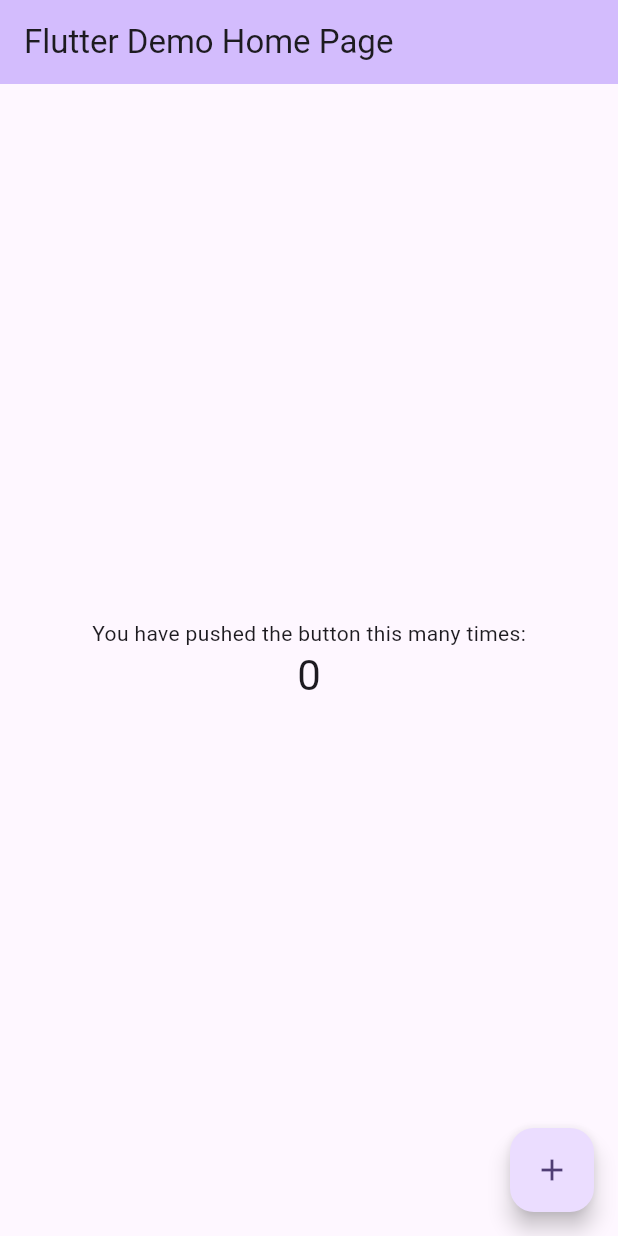
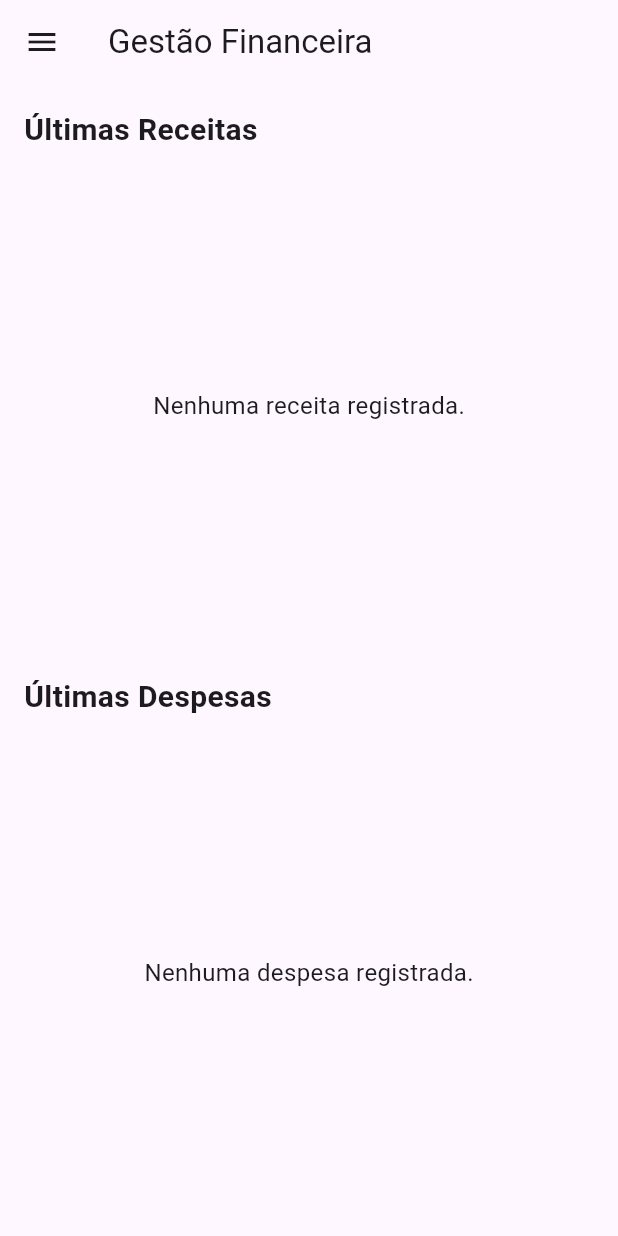
Before and after one commit to VictorMuza/finance-organizer, a Flutter app: the screen it shows after launch, on a phone screen of 412 x 824 dp. Run offline on Flutter 3.47's test engine with Material 3 defaults, Android fonts, the phone set to English and light mode, and no system bars.

Commit message:
Construindo minha pagina
No momento eu estou desenvolvendo meu template para depois eu fazer os ajustes que achar necessário.

```diff
--- a/finance_organizer/lib/main.dart
+++ b/finance_organizer/lib/main.dart
@@ -1,125 +1,341 @@
 import 'package:flutter/material.dart';
 
 void main() {
-  runApp(const MyApp());
+  runApp(MyApp());
 }
 
 class MyApp extends StatelessWidget {
   const MyApp({super.key});
 
-  // This widget is the root of your application.
   @override
   Widget build(BuildContext context) {
     return MaterialApp(
-      title: 'Flutter Demo',
-      theme: ThemeData(
-        // This is the theme of your application.
-        //
-        // TRY THIS: Try running your application with "flutter run". You'll see
-        // the application has a purple toolbar. Then, without quitting the app,
-        // try changing the seedColor in the colorScheme below to Colors.green
-        // and then invoke "hot reload" (save your changes or press the "hot
-        // reload" button in a Flutter-supported IDE, or press "r" if you used
-        // the command line to start the app).
-        //
-        // Notice that the counter didn't reset back to zero; the application
-        // state is not lost during the reload. To reset the state, use hot
-        // restart instead.
-        //
-        // This works for code too, not just values: Most code changes can be
-        // tested with just a hot reload.
-        colorScheme: ColorScheme.fromSeed(seedColor: Colors.deepPurple),
-        useMaterial3: true,
-      ),
-      home: const MyHomePage(title: 'Flutter Demo Home Page'),
+      title: 'Gestão Financeira',
+      theme: ThemeData(primarySwatch: Colors.blue),
+      home: HomePage(),
     );
   }
 }
 
-class MyHomePage extends StatefulWidget {
-  const MyHomePage({super.key, required this.title});
-
-  // This widget is the home page of your application. It is stateful, meaning
-  // that it has a State object (defined below) that contains fields that affect
-  // how it looks.
-
-  // This class is the configuration for the state. It holds the values (in this
-  // case the title) provided by the parent (in this case the App widget) and
-  // used by the build method of the State. Fields in a Widget subclass are
-  // always marked "final".
-
-  final String title;
+class HomePage extends StatefulWidget {
+  const HomePage({super.key});
 
   @override
-  State<MyHomePage> createState() => _MyHomePageState();
+  // ignore: library_private_types_in_public_api
+  _HomePageState createState() => _HomePageState();
 }
 
-class _MyHomePageState extends State<MyHomePage> {
-  int _counter = 0;
+class _HomePageState extends State<HomePage> {
+  final List<Map<String, dynamic>> _expenses = [];
+  final List<Map<String, dynamic>> _incomes = [];
 
-  void _incrementCounter() {
+  void _addExpense(Map<String, dynamic> expense) {
     setState(() {
-      // This call to setState tells the Flutter framework that something has
-      // changed in this State, which causes it to rerun the build method below
-      // so that the display can reflect the updated values. If we changed
-      // _counter without calling setState(), then the build method would not be
-      // called again, and so nothing would appear to happen.
-      _counter++;
+      _expenses.add(expense);
+    });
+  }
+
+  void _addIncome(Map<String, dynamic> income) {
+    setState(() {
+      _incomes.add(income);
     });
   }
 
   @override
   Widget build(BuildContext context) {
-    // This method is rerun every time setState is called, for instance as done
-    // by the _incrementCounter method above.
-    //
-    // The Flutter framework has been optimized to make rerunning build methods
-    // fast, so that you can just rebuild anything that needs updating rather
-    // than having to individually change instances of widgets.
     return Scaffold(
       appBar: AppBar(
-        // TRY THIS: Try changing the color here to a specific color (to
-        // Colors.amber, perhaps?) and trigger a hot reload to see the AppBar
-        // change color while the other colors stay the same.
-        backgroundColor: Theme.of(context).colorScheme.inversePrimary,
-        // Here we take the value from the MyHomePage object that was created by
-        // the App.build method, and use it to set our appbar title.
-        title: Text(widget.title),
+        title: Text('Gestão Financeira'),
       ),
-      body: Center(
-        // Center is a layout widget. It takes a single child and positions it
-        // in the middle of the parent.
-        child: Column(
-          // Column is also a layout widget. It takes a list of children and
-          // arranges them vertically. By default, it sizes itself to fit its
-          // children horizontally, and tries to be as tall as its parent.
-          //
-          // Column has various properties to control how it sizes itself and
-          // how it positions its children. Here we use mainAxisAlignment to
-          // center the children vertically; the main axis here is the vertical
-          // axis because Columns are vertical (the cross axis would be
-          // horizontal).
-          //
-          // TRY THIS: Invoke "debug painting" (choose the "Toggle Debug Paint"
-          // action in the IDE, or press "p" in the console), to see the
-          // wireframe for each widget.
-          mainAxisAlignment: MainAxisAlignment.center,
-          children: <Widget>[
-            const Text(
-              'You have pushed the button this many times:',
+      drawer: Drawer(
+        child: ListView(
+          padding: EdgeInsets.zero,
+          children: [
+            DrawerHeader(
+              decoration: BoxDecoration(
+                color: Colors.blue,
+              ),
+              child: Text(
+                'Menu',
+                style: TextStyle(
+                  color: Colors.white,
+                  fontSize: 24,
+                ),
+              ),
             ),
-            Text(
-              '$_counter',
-              style: Theme.of(context).textTheme.headlineMedium,
+            ListTile(
+              leading: Icon(Icons.home),
+              title: Text('Home'),
+              onTap: () {
+                Navigator.pop(context);
+              },
+            ),
+            ListTile(
+              leading: Icon(Icons.add_circle),
+              title: Text('Inserir Despesa'),
+              onTap: () {
+                Navigator.push(
+                  context,
+                  MaterialPageRoute(
+                    builder: (context) => AddTransactionPage(
+                      onAddTransaction: _addExpense,
+                      title: 'Despesa',
+                      categories: [
+                        'Alimentação',
+                        'Transporte',
+                        'Lazer',
+                        'Educação',
+                        'Saúde',
+                      ],
+                    ),
+                  ),
+                );
+              },
+            ),
+            ListTile(
+              leading: Icon(Icons.attach_money),
+              title: Text('Inserir Receita'),
+              onTap: () {
+                Navigator.push(
+                  context,
+                  MaterialPageRoute(
+                    builder: (context) => AddTransactionPage(
+                      onAddTransaction: _addIncome,
+                      title: 'Receita',
+                      categories: [
+                        'Salário',
+                        'Investimentos',
+                        'Freelance',
+                        'Prêmios',
+                        'Outros',
+                      ],
+                    ),
+                  ),
+                );
+              },
+            ),
+            ListTile(
+              leading: Icon(Icons.settings),
+              title: Text('Configurações'),
+              onTap: () {
+                Navigator.pop(context);
+              },
+            ),
+            ListTile(
+              leading: Icon(Icons.contact_page),
+              title: Text('Contato'),
+              onTap: () {
+                Navigator.pop(context);
+              },
+            ),
+            ListTile(
+              leading: Icon(Icons.logout),
+              title: Text('Sair'),
+              onTap: () {
+                Navigator.pop(context);
+              },
             ),
           ],
         ),
       ),
-      floatingActionButton: FloatingActionButton(
-        onPressed: _incrementCounter,
-        tooltip: 'Increment',
-        child: const Icon(Icons.add),
-      ), // This trailing comma makes auto-formatting nicer for build methods.
+      body: FinancialDashboard(expenses: _expenses, incomes: _incomes),
     );
   }
 }
+
+class FinancialDashboard extends StatelessWidget {
+  final List<Map<String, dynamic>> expenses;
+  final List<Map<String, dynamic>> incomes;
+
+  const FinancialDashboard(
+      {super.key, required this.expenses, required this.incomes});
+
+  @override
+  Widget build(BuildContext context) {
+    return Padding(
+      padding: const EdgeInsets.all(16.0),
+      child: Column(
+        crossAxisAlignment: CrossAxisAlignment.start,
+        children: [
+          Text(
+            'Últimas Receitas',
+            style: TextStyle(fontSize: 20, fontWeight: FontWeight.bold),
+          ),
+          SizedBox(height: 10),
+          Expanded(
+            child: incomes.isEmpty
+                ? Center(
+                    child: Text(
+                      'Nenhuma receita registrada.',
+                      style: TextStyle(fontSize: 16),
+                    ),
+                  )
+                : ListView.builder(
+                    itemCount: incomes.length,
+                    itemBuilder: (context, index) {
+                      final income = incomes[index];
+                      return Card(
+                        elevation: 2,
+                        margin: EdgeInsets.symmetric(vertical: 8),
+                        child: ListTile(
+                          leading:
+                              Icon(Icons.attach_money, color: Colors.green),
+                          title: Text(income['description']),
+                          subtitle: Text('Categoria: ${income['category']}'),
+                          trailing: Text(
+                            'R\$ ${income['value'].toStringAsFixed(2)}',
+                            style: TextStyle(fontWeight: FontWeight.bold),
+                          ),
+                        ),
+                      );
+                    },
+                  ),
+          ),
+          SizedBox(height: 20),
+          Text(
+            'Últimas Despesas',
+            style: TextStyle(fontSize: 20, fontWeight: FontWeight.bold),
+          ),
+          SizedBox(height: 10),
+          Expanded(
+            child: expenses.isEmpty
+                ? Center(
+                    child: Text(
+                      'Nenhuma despesa registrada.',
+                      style: TextStyle(fontSize: 16),
+                    ),
+                  )
+                : ListView.builder(
+                    itemCount: expenses.length,
+                    itemBuilder: (context, index) {
+                      final expense = expenses[index];
+                      return Card(
+                        elevation: 2,
+                        margin: EdgeInsets.symmetric(vertical: 8),
+                        child: ListTile(
+                          leading: Icon(Icons.attach_money, color: Colors.red),
+                          title: Text(expense['description']),
+                          subtitle: Text('Categoria: ${expense['category']}'),
+                          trailing: Text(
+                            'R\$ ${expense['value'].toStringAsFixed(2)}',
+                            style: TextStyle(fontWeight: FontWeight.bold),
+                          ),
+                        ),
+                      );
+                    },
+                  ),
+          ),
+        ],
+      ),
+    );
+  }
+}
+
+class AddTransactionPage extends StatefulWidget {
+  final Function(Map<String, dynamic>) onAddTransaction;
+  final String title;
+  final List<String> categories;
+
+  const AddTransactionPage({
+    super.key,
+    required this.onAddTransaction,
+    required this.title,
+    required this.categories,
+  });
+
+  @override
+  // ignore: library_private_types_in_public_api
+  _AddTransactionPageState createState() => _AddTransactionPageState();
+}
+
+class _AddTransactionPageState extends State<AddTransactionPage> {
+  final _formKey = GlobalKey<FormState>();
+  String _description = '';
+  double _value = 0.0;
+  String _category = '';
+
+  @override
+  void initState() {
+    super.initState();
+    _category =
+        widget.categories.first; // Definindo a primeira categoria como padrão
+  }
+
+  @override
+  Widget build(BuildContext context) {
+    return Scaffold(
+      appBar: AppBar(
+        title: Text('Inserir ${widget.title}'),
+      ),
+      body: Padding(
+        padding: const EdgeInsets.all(16.0),
+        child: Form(
+          key: _formKey,
+          child: Column(
+            crossAxisAlignment: CrossAxisAlignment.start,
+            children: [
+              TextFormField(
+                decoration: InputDecoration(labelText: 'Descrição'),
+                validator: (value) {
+                  if (value == null || value.isEmpty) {
+                    return 'Por favor, insira uma descrição.';
+                  }
+                  return null;
+                },
+                onSaved: (value) {
+                  _description = value!;
+                },
+              ),
+              TextFormField(
+                decoration: InputDecoration(labelText: 'Valor (R\$)'),
+                keyboardType: TextInputType.number,
+                validator: (value) {
+                  if (value == null || value.isEmpty) {
+                    return 'Por favor, insira um valor.';
+                  }
+                  if (double.tryParse(value) == null) {
+                    return 'Por favor, insira um número válido.';
+                  }
+                  return null;
+                },
+                onSaved: (value) {
+                  _value = double.parse(value!);
+                },
+              ),
+              DropdownButtonFormField<String>(
+                value: _category,
+                decoration: InputDecoration(labelText: 'Categoria'),
+                items: widget.categories
+                    .map((category) => DropdownMenuItem<String>(
+                          value: category,
+                          child: Text(category),
+                        ))
+                    .toList(),
+                onChanged: (value) {
+                  setState(() {
+                    _category = value!;
+                  });
+                },
+              ),
+              SizedBox(height: 20),
+              ElevatedButton(
+                onPressed: () {
+                  if (_formKey.currentState!.validate()) {
+                    _formKey.currentState!.save();
+                    widget.onAddTransaction({
+                      'description': _description,
+                      'value': _value,
+                      'category': _category,
+                    });
+                    Navigator.pop(context);
+                  }
+                },
+                child: Text('Salvar'),
+              ),
+            ],
+          ),
+        ),
+      ),
+    );
+  }
+}
```
Also changed, not shown: 1 other file.
